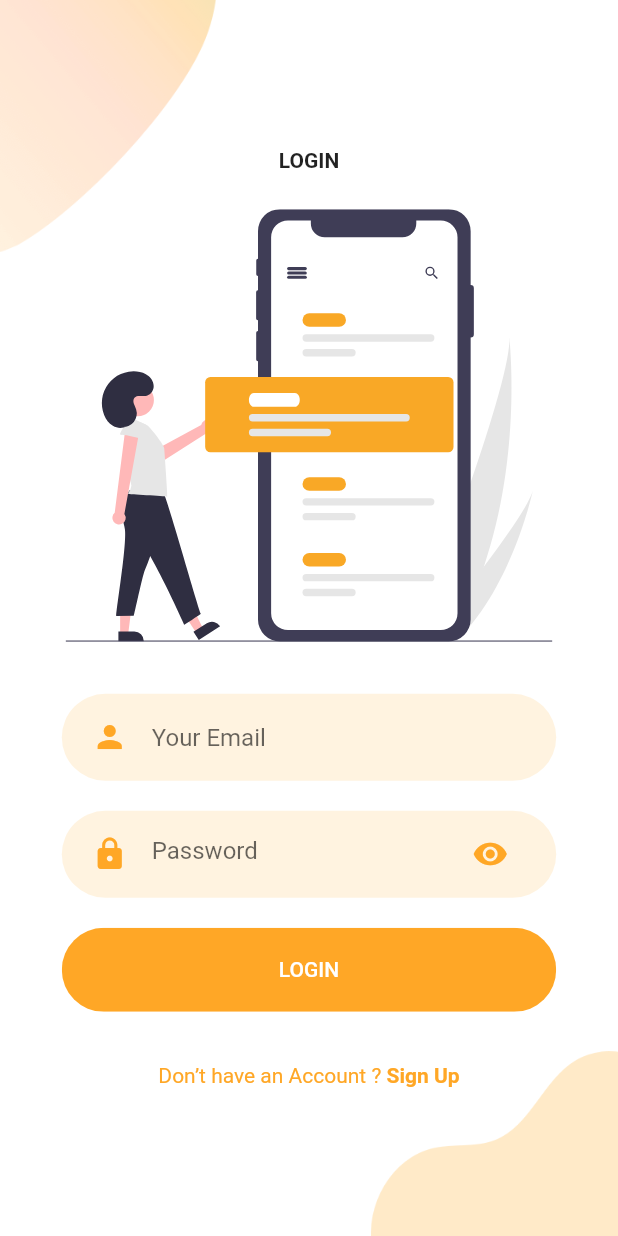
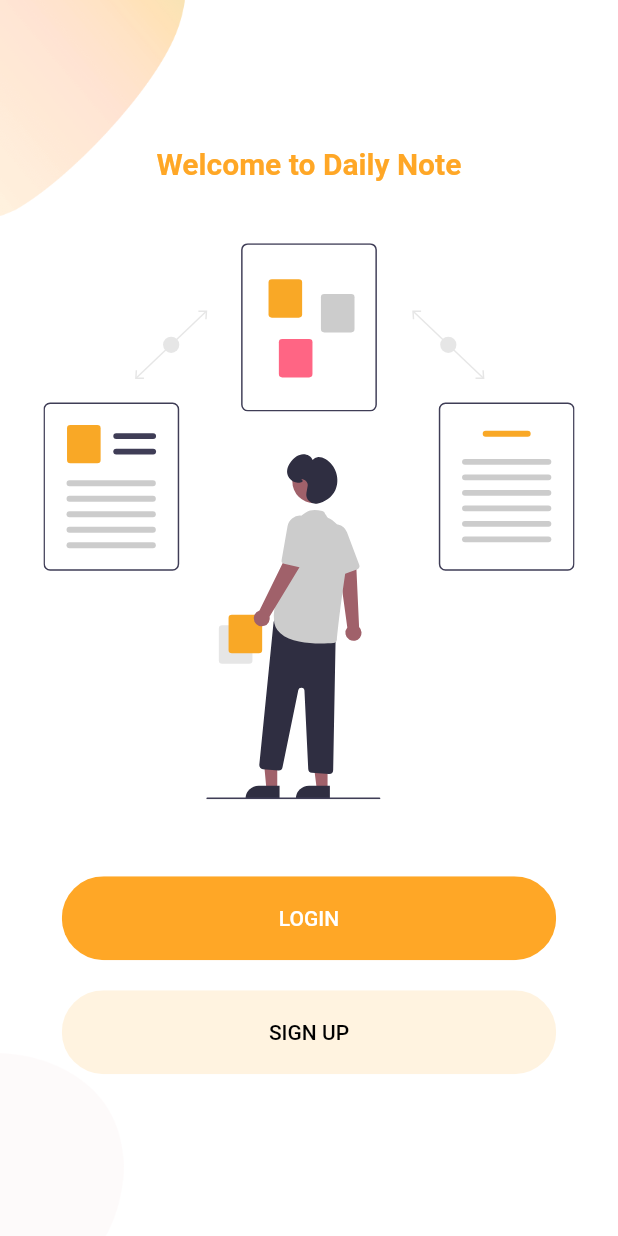
Before and after one commit to DarwinCamahalan/daily_notes_flutter, a Flutter app: the LoginScreen screen opened directly, after a tap on "LOGIN", on a phone screen of 412 x 824 dp. Run offline on Flutter 3.47's test engine with Material 2 defaults, Android fonts, the phone set to English and light mode, and no system bars; our stand-ins replace flutter_svg.

Commit message:
Added Routing

```diff
--- a/lib/Screens/Login/components/body.dart
+++ b/lib/Screens/Login/components/body.dart
@@ -5,6 +5,7 @@ import 'package:daily_note/components/already_have_an_account_acheck.dart';
 import 'package:daily_note/components/rounded_button.dart';
 import 'package:daily_note/components/rounded_input_field.dart';
 import 'package:daily_note/components/rounded_password_field.dart';
+import 'package:daily_note/Screens/Welcome/welcome_screen.dart'; // REPLACE
 import 'package:flutter_svg/svg.dart';
 
 class Body extends StatelessWidget {
@@ -20,10 +21,6 @@ class Body extends StatelessWidget {
         child: Column(
           mainAxisAlignment: MainAxisAlignment.center,
           children: <Widget>[
-            Text(
-              "LOGIN",
-              style: TextStyle(fontWeight: FontWeight.bold),
-            ),
             SizedBox(height: size.height * 0.03),
             SvgPicture.asset(
               "assets/icons/login.svg",
@@ -31,7 +28,7 @@ class Body extends StatelessWidget {
             ),
             SizedBox(height: size.height * 0.03),
             RoundedInputField(
-              hintText: "Your Email",
+              hintText: "Email",
               onChanged: (value) {},
             ),
             RoundedPasswordField(
@@ -39,7 +36,16 @@ class Body extends StatelessWidget {
             ),
             RoundedButton(
               text: "LOGIN",
-              press: () {},
+              press: () {
+                Navigator.push(
+                  context,
+                  MaterialPageRoute(
+                    builder: (context) {
+                      return WelcomeScreen(); // START HERE
+                    },
+                  ),
+                );
+              },
             ),
             SizedBox(height: size.height * 0.03),
             AlreadyHaveAnAccountCheck(
--- a/lib/Screens/Signup/components/body.dart
+++ b/lib/Screens/Signup/components/body.dart
@@ -18,10 +18,6 @@ class Body extends StatelessWidget {
         child: Column(
           mainAxisAlignment: MainAxisAlignment.center,
           children: <Widget>[
-            Text(
-              "SIGNUP",
-              style: TextStyle(fontWeight: FontWeight.bold),
-            ),
             SizedBox(height: size.height * 0.03),
             SvgPicture.asset(
               "assets/icons/signup.svg",
--- a/lib/Screens/Welcome/components/body.dart
+++ b/lib/Screens/Welcome/components/body.dart
@@ -17,8 +17,11 @@ class Body extends StatelessWidget {
           mainAxisAlignment: MainAxisAlignment.center,
           children: <Widget>[
             Text(
-              "WELCOME TO DAILY NOTE",
-              style: TextStyle(fontWeight: FontWeight.bold),
+              "Welcome to Daily Note",
+              style: TextStyle(
+                  fontWeight: FontWeight.bold,
+                  color: kPrimaryColor,
+                  fontSize: 20.0),
             ),
             SizedBox(height: size.height * 0.05),
             SvgPicture.asset(
```
